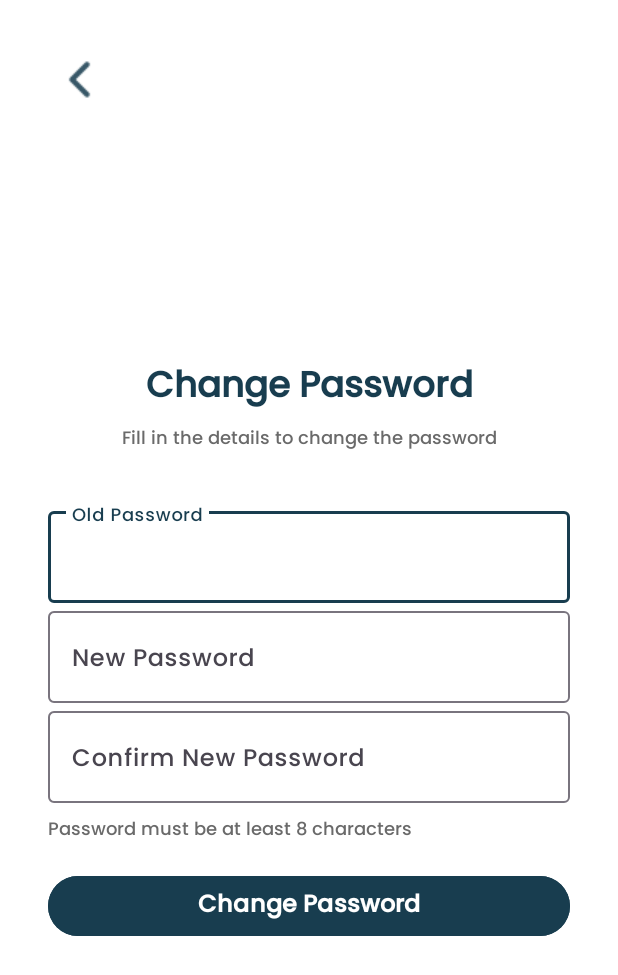
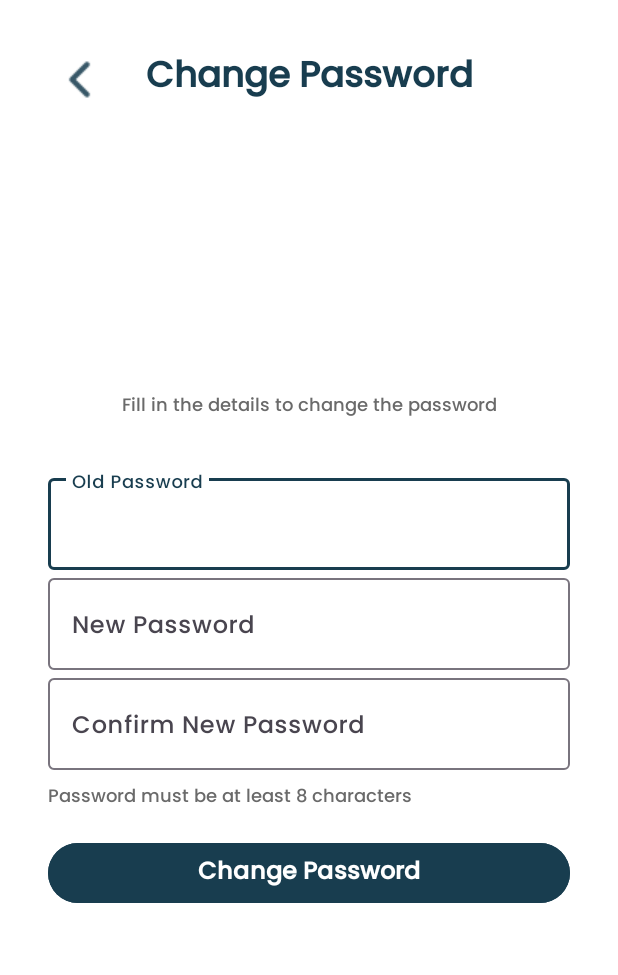
Before and after one commit to PersonaWay/Mobile-Development, an Android app: the ChangePasswordActivity screen opened directly, with no data from a screen before it, on a phone screen of 412 x 824 dp. Shown: the top 975 px of the screen. Run offline under Robolectric (Android 15) with nearby library versions, the phone set to English and light mode, and no system bars; our stand-ins replace Firebase (no records; nobody signed in at launch, a user with empty details on screens opened directly).

Commit message:
add: change password logic

```diff
--- a/app/src/main/res/layout/activity_change_password.xml
+++ b/app/src/main/res/layout/activity_change_password.xml
@@ -15,6 +15,17 @@
         app:layout_constraintTop_toTopOf="parent"
         app:layout_constraintStart_toStartOf="parent"/>
 
+    <TextView
+        android:id="@+id/tvTitle"
+        android:layout_width="match_parent"
+        android:layout_height="wrap_content"
+        android:text="@string/ubah_kata_sandi"
+        android:textSize="24sp"
+        android:textStyle="bold"
+        android:textColor="@color/primary"
+        android:textAlignment="center"
+        app:layout_constraintTop_toTopOf="parent"/>
+
     <LinearLayout
         android:id="@+id/llProfile"
         android:layout_width="match_parent"
@@ -24,16 +35,6 @@
         app:layout_constraintStart_toStartOf="parent"
         app:layout_constraintTop_toBottomOf="@id/ibBack"
         app:layout_constraintBottom_toBottomOf="parent">
-
-        <TextView
-            android:layout_width="match_parent"
-            android:layout_height="wrap_content"
-            android:text="@string/ubah_kata_sandi"
-            android:textSize="24sp"
-            android:textStyle="bold"
-            android:textColor="@color/primary"
-            android:textAlignment="center"
-            android:layout_marginBottom="4dp"/>
 
         <TextView
             android:layout_width="match_parent"
```
Also changed, not shown: app/src/main/java/com/capstone/personaway/ui/ChangePasswordActivity.kt (+62 -0 lines).
